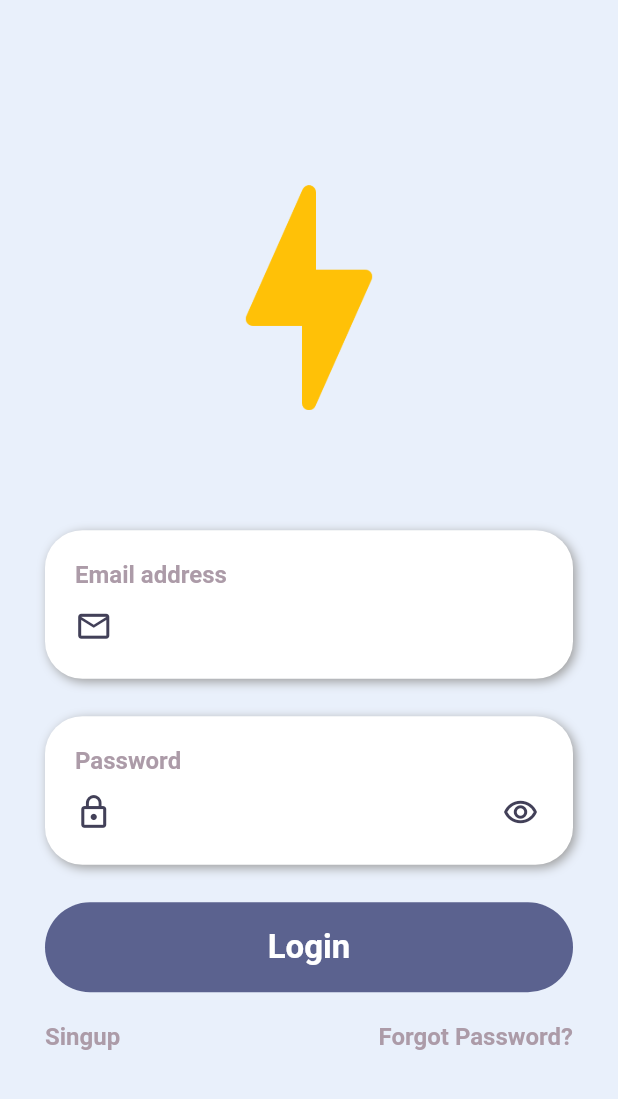
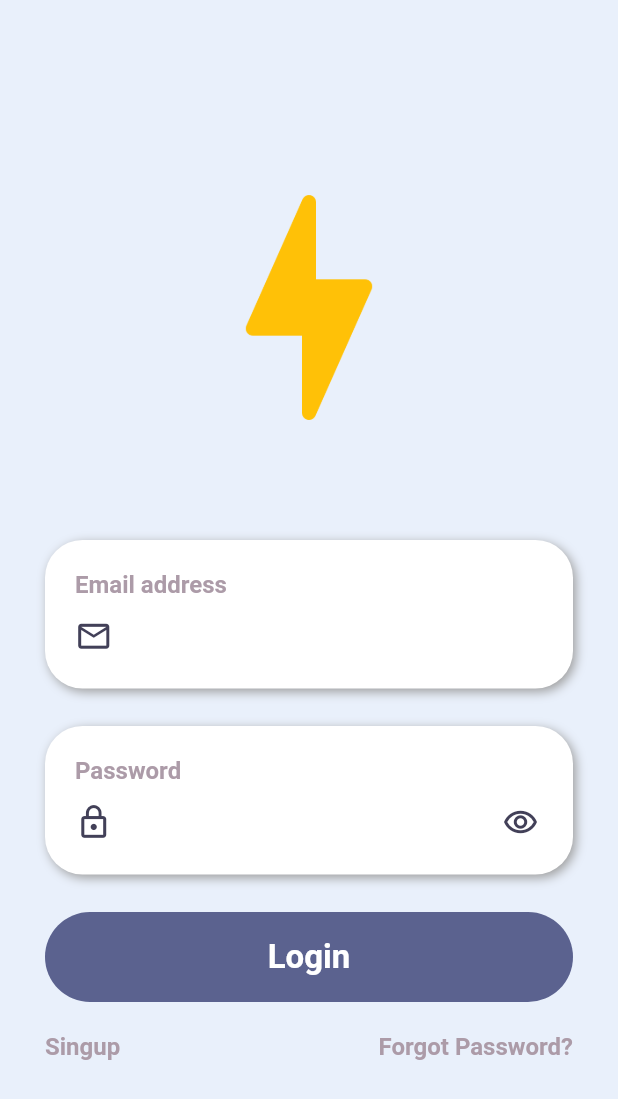
Before and after one commit to dileep9490/finance_app_ui, a Flutter app: the screen it shows after launch, on a phone screen of 412 x 824 dp. Shown: the top 1099 px of the screen. Run offline on Flutter 3.47's test engine with Material 2 defaults, Android fonts, the light colour scheme and no system bars.

Commit message:
UI completed

```diff
--- a/lib/login/views/login_page.dart
+++ b/lib/login/views/login_page.dart
@@ -1,8 +1,9 @@
 import 'package:finance_app_ui/hompage/views/homepage.dart';
-import 'package:finance_app_ui/login/widget/password_input_widget.dart';
+
 import 'package:flutter/material.dart';
 
-import '../widget/email_input_widget.dart';
+import '../widgets/email_input_widget.dart';
+import '../widgets/password_input_widget.dart';
 
 class LoginPage extends StatelessWidget {
   const LoginPage({Key? key}) : super(key: key);
@@ -22,9 +23,9 @@ class _LoginPageView extends StatelessWidget {
   @override
   Widget build(BuildContext context) {
     final theme = Theme.of(context);
-    return Center(
-      child: SingleChildScrollView(
+    return SingleChildScrollView(
       child: Container(
+        margin: const EdgeInsets.only(top: 100),
         padding: const EdgeInsets.all(30),
         child: Column(
           children: [
@@ -90,7 +91,6 @@ class _LoginPageView extends StatelessWidget {
           ],
         ),
       ),
-      ),
     );
   }
 }
```
Also changed, not shown: lib/hompage/views/homepage.dart (+4 -3 lines), lib/login/widgets/email_input_widget.dart (renamed from lib/login/widget/email_input_widget.dart), lib/login/widgets/password_input_widget.dart (renamed from lib/login/widget/password_input_widget.dart). Lines whose indentation alone changed are shown as unchanged.
